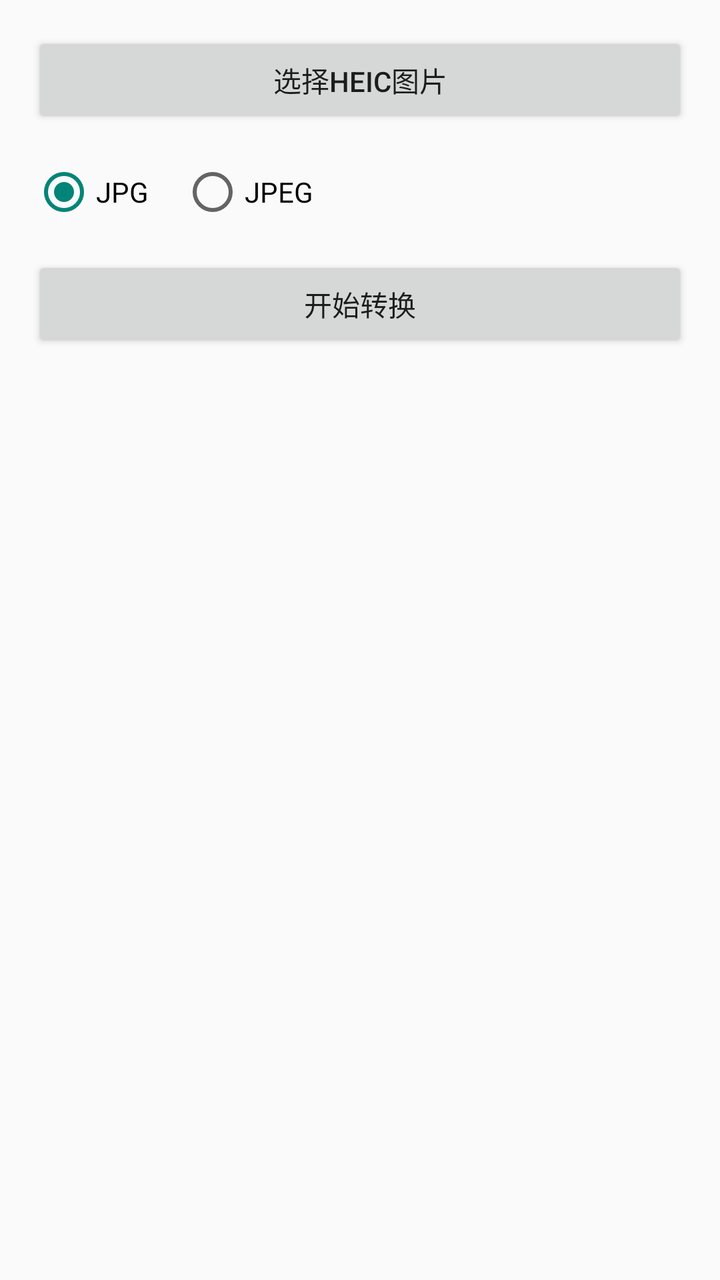
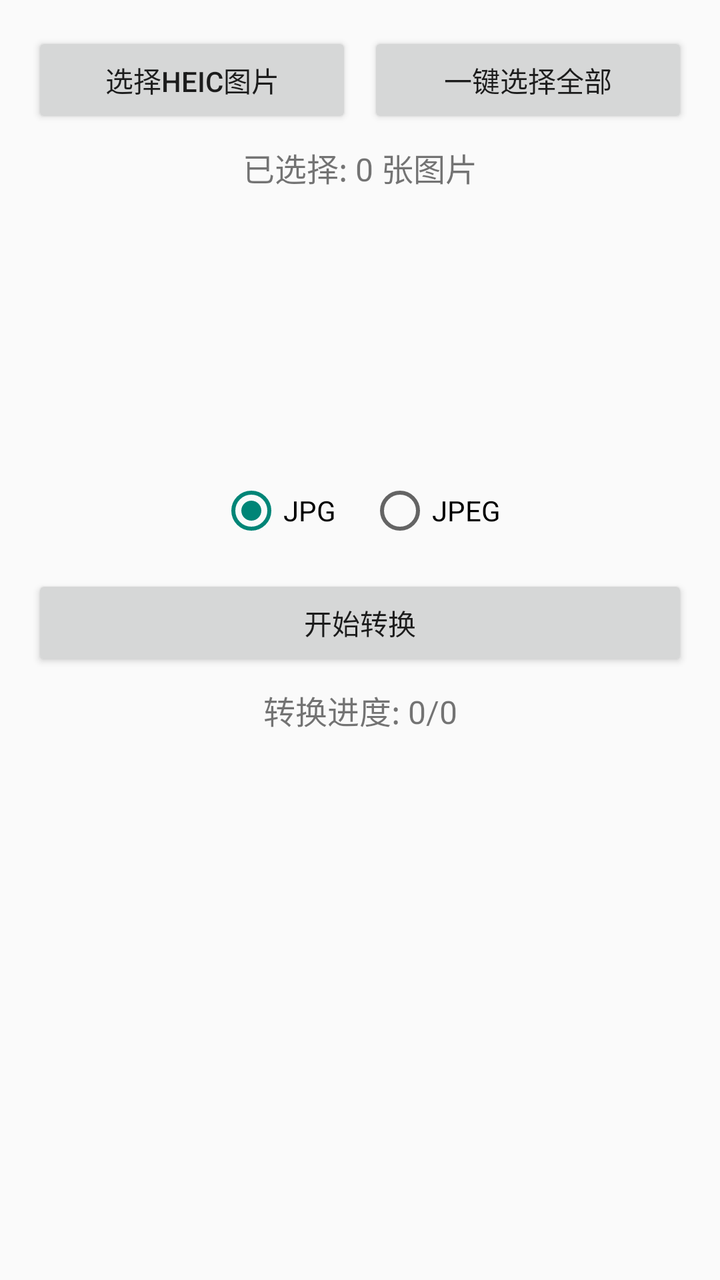

The first picture is an Android layout as it rendered before a commit; the second is the same layout after the commit. The layout source and the unified diff follow.
<!-- AndroidManifest.xml: application theme Theme.AppCompat.Light.DarkActionBar -->
<!-- res/layout/activity_main.xml -->
<?xml version="1.0" encoding="utf-8"?>
<LinearLayout xmlns:android="http://schemas.android.com/apk/res/android"
    android:layout_width="match_parent"
    android:layout_height="match_parent"
    android:orientation="vertical"
    android:padding="16dp">

    <Button
        android:id="@+id/btnSelectImages"
        android:layout_width="match_parent"
        android:layout_height="wrap_content"
        android:text="选择HEIC图片" />

    <RadioGroup
        android:id="@+id/formatGroup"
        android:layout_width="match_parent"
        android:layout_height="wrap_content"
        android:orientation="horizontal"
        android:layout_marginTop="16dp">

        <RadioButton
            android:id="@+id/rbJpg"
            android:layout_width="wrap_content"
            android:layout_height="wrap_content"
            android:checked="true"
            android:text="JPG" />

        <RadioButton
            android:id="@+id/rbJpeg"
            android:layout_width="wrap_content"
            android:layout_height="wrap_content"
            android:layout_marginStart="16dp"
            android:text="JPEG" />
    </RadioGroup>

    <Button
        android:id="@+id/btnConvert"
        android:layout_width="match_parent"
        android:layout_height="wrap_content"
        android:layout_marginTop="16dp"
        android:text="开始转换" />

    <ScrollView
        android:layout_width="match_parent"
        android:layout_height="0dp"
        android:layout_weight="1"
        android:layout_marginTop="16dp">

        <TextView
            android:id="@+id/tvStatus"
            android:layout_width="match_parent"
            android:layout_height="wrap_content" />
    </ScrollView>

</LinearLayout>
<!-- resources referenced by this layout -->
<resources>

</resources>

<!-- the commit's change to res/layout/activity_main.xml (unified diff, before → after) -->
@@ -5,17 +5,49 @@
     android:orientation="vertical"
     android:padding="16dp">
 
-    <Button
-        android:id="@+id/btnSelectImages"
+    <LinearLayout
         android:layout_width="match_parent"
         android:layout_height="wrap_content"
-        android:text="选择HEIC图片" />
+        android:orientation="horizontal">
+
+        <Button
+            android:id="@+id/btnSelectImages"
+            android:layout_width="0dp"
+            android:layout_height="wrap_content"
+            android:layout_weight="1"
+            android:text="选择HEIC图片" />
+
+        <Button
+            android:id="@+id/btnSelectAllHeic"
+            android:layout_width="0dp"
+            android:layout_height="wrap_content"
+            android:layout_weight="1"
+            android:layout_marginStart="8dp"
+            android:text="一键选择全部" />
+    </LinearLayout>
+
+    <TextView
+        android:id="@+id/tvImageCount"
+        android:layout_width="match_parent"
+        android:layout_height="wrap_content"
+        android:layout_marginTop="8dp"
+        android:gravity="center"
+        android:textSize="16sp"
+        android:text="已选择: 0 张图片" />
+
+    <androidx.recyclerview.widget.RecyclerView
+        android:id="@+id/rvImagePreview"
+        android:layout_width="match_parent"
+        android:layout_height="120dp"
+        android:layout_marginTop="8dp"
+        android:orientation="horizontal" />
 
     <RadioGroup
         android:id="@+id/formatGroup"
         android:layout_width="match_parent"
         android:layout_height="wrap_content"
         android:orientation="horizontal"
+        android:gravity="center"
         android:layout_marginTop="16dp">
 
         <RadioButton
@@ -40,6 +72,21 @@
         android:layout_marginTop="16dp"
         android:text="开始转换" />
 
+    <LinearLayout
+        android:layout_width="match_parent"
+        android:layout_height="wrap_content"
+        android:orientation="horizontal"
+        android:layout_marginTop="8dp">
+
+        <TextView
+            android:id="@+id/tvProgress"
+            android:layout_width="match_parent"
+            android:layout_height="wrap_content"
+            android:gravity="center"
+            android:textSize="16sp"
+            android:text="转换进度: 0/0" />
+    </LinearLayout>
+
     <ScrollView
         android:layout_width="match_parent"
         android:layout_height="0dp"
@@ -49,7 +96,8 @@
         <TextView
             android:id="@+id/tvStatus"
             android:layout_width="match_parent"
-            android:layout_height="wrap_content" />
+            android:layout_height="wrap_content"
+            android:textSize="14sp" />
     </ScrollView>
 
 </LinearLayout>
